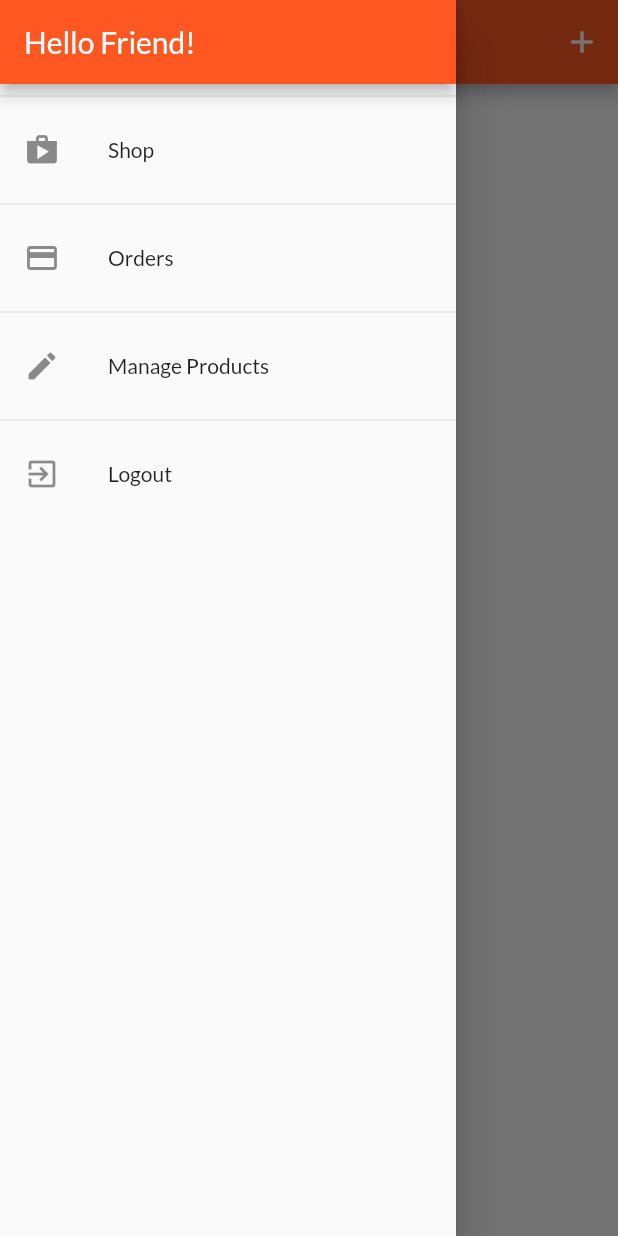
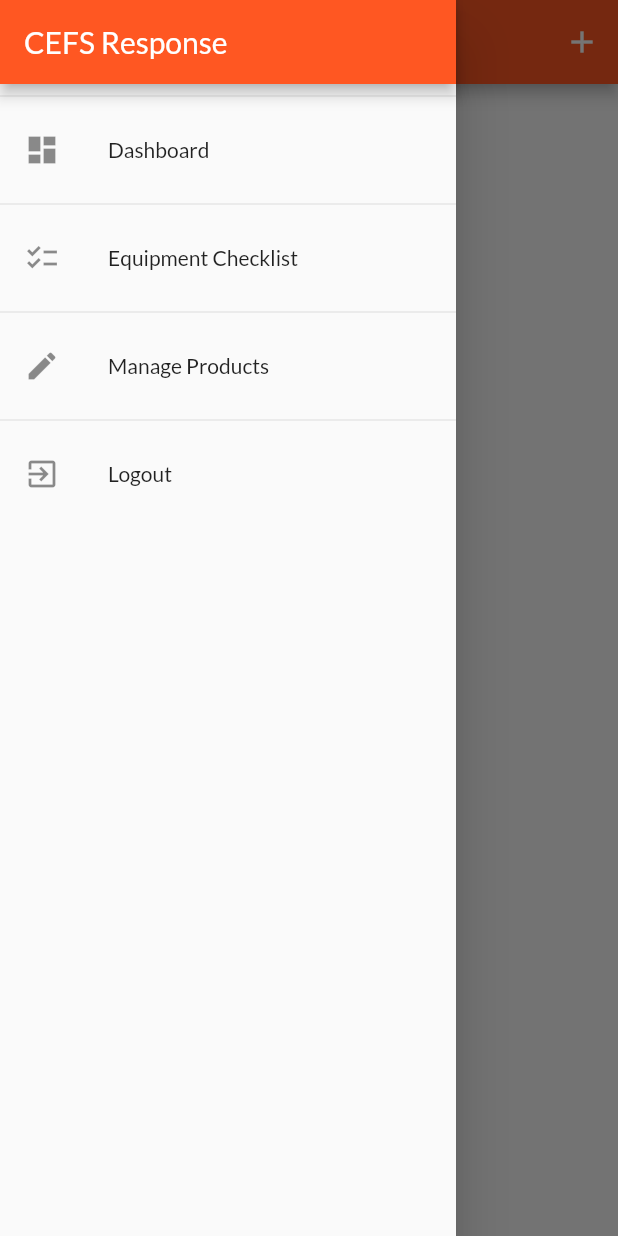
Before and after one commit to amerfathullah/cefs, a Flutter app: the UserProductsScreen screen opened by its route, with the side drawer open, on a phone screen of 412 x 824 dp. Run offline on Flutter 3.47's test engine with Material 2 defaults, Android fonts, the light colour scheme and no system bars; our stand-ins replace flutter_dotenv, shared_preferences; accounts and stored records are empty; network calls fail.

Commit message:
add dashboard

```diff
--- a/lib/main.dart
+++ b/lib/main.dart
@@ -2,6 +2,7 @@ import 'package:flutter/material.dart';
 import 'package:provider/provider.dart';
 import 'package:flutter_dotenv/flutter_dotenv.dart';
 
+import './screens/dashboard_screen.dart';
 import './screens/splash_screen.dart';
 import './providers/auth.dart';
 import './screens/auth_screen.dart';
@@ -51,7 +52,7 @@ class MyApp extends StatelessWidget {
             fontFamily: 'Lato',
           ),
           home: auth.isAuth
-              ? ProductsOverviewScreen()
+              ? DashboardScreen()
               : FutureBuilder(
                   future: auth.tryAutologin(),
                   builder: (ctx, authResultSnapshot) =>
--- a/lib/widgets/app_drawer.dart
+++ b/lib/widgets/app_drawer.dart
@@ -12,21 +12,21 @@ class AppDrawer extends StatelessWidget {
       child: Column(
         children: [
           AppBar(
-            title: Text('Hello Friend!'),
+            title: Text('CEFS Response'),
             automaticallyImplyLeading: false,
           ),
           Divider(),
           ListTile(
-            leading: Icon(Icons.shop),
-            title: Text('Shop'),
+            leading: Icon(Icons.dashboard),
+            title: Text('Dashboard'),
             onTap: () {
               Navigator.of(context).pushReplacementNamed('/');
             },
           ),
           Divider(),
           ListTile(
-            leading: Icon(Icons.payment),
-            title: Text('Orders'),
+            leading: Icon(Icons.checklist),
+            title: Text('Equipment Checklist'),
             onTap: () {
               Navigator.of(context)
                   .pushReplacementNamed(OrdersScreen.routeName);
```
Also changed, not shown: lib/screens/dashboard_screen.dart (added, +29 -0 lines).
